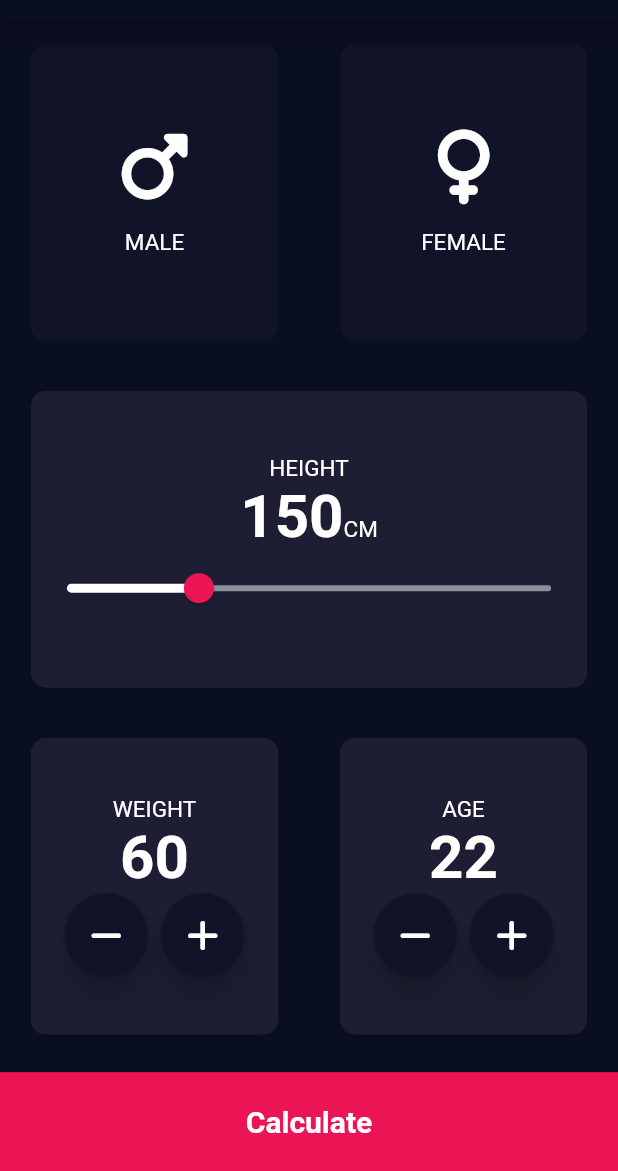
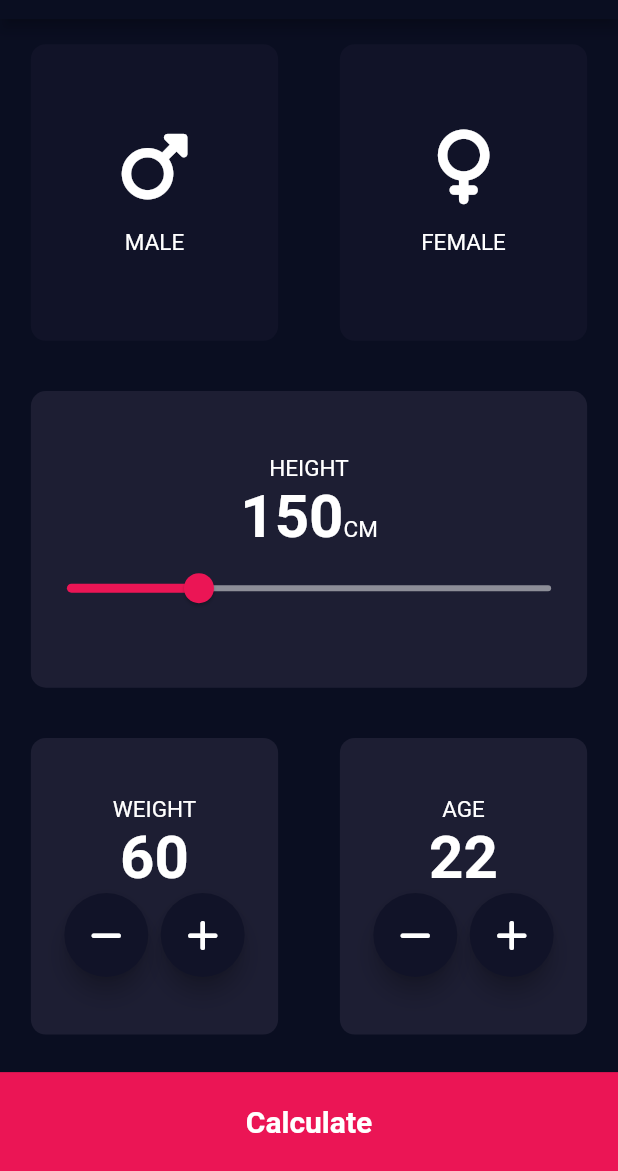
Before and after one commit to Aphosishiro/BMI, a Flutter app: the screen it shows after launch, on a phone screen of 412 x 824 dp, the part 65-1236 px from its top. Run offline on Flutter 3.47's test engine with Material 2 defaults, Android fonts, the phone set to English and light mode, and no system bars; our stand-ins replace font_awesome_flutter.

Commit message:
refactor R.button and added navigation routes

```diff
--- a/lib/main.dart
+++ b/lib/main.dart
@@ -1,3 +1,4 @@
+import 'package:bmi_calculator/screens/result.dart';
 import 'package:flutter/material.dart';
 import 'screens/home.dart';
 
@@ -19,12 +20,16 @@ class BmiCalculator extends StatelessWidget {
         ),
         sliderTheme: const SliderThemeData(
           thumbColor: Color(0xFFEB1555),
-          activeTrackColor: Colors.white,
+          activeTrackColor: Color(0xFFEB1555),
           inactiveTrackColor: Color(0xFF8D8E98),
           overlayColor: Color(0x26EB1555),
         ),
       ),
-      home: const Home(),
+      initialRoute: "/",
+      routes: {
+        "/": (context) => const Home(),
+        "/results":(context) => const ResultsScreen(),
+      }
     );
   }
 }
--- a/lib/screens/home.dart
+++ b/lib/screens/home.dart
@@ -3,6 +3,7 @@ import 'package:font_awesome_flutter/font_awesome_flutter.dart';
 import '../shared/constant.dart';
 import '../widgets/iconcontent.dart';
 import '../widgets/reusablecard.dart';
+import '../widgets/rouded_button.dart';
 
 enum Gender { male, female, none }
 
@@ -208,7 +209,11 @@ class _HomeState extends State<Home> {
               ],
             ),
           ),
-          Container(
+          GestureDetector(
+            onTap: () {
+              Navigator.pushNamed(context, "/results");
+            },
+            child: Container(
               margin: EdgeInsets.only(top: size.height * 0.01),
               height: bottomContainerHeight,
               width: double.infinity,
@@ -216,7 +221,11 @@ class _HomeState extends State<Home> {
               child: const Center(
                 child: Text(
                   "Calculate",
-                style: TextStyle(fontSize: 20, fontWeight: FontWeight.w600),
+                  style: TextStyle(
+                    fontSize: 20,
+                    fontWeight: FontWeight.w600,
+                  ),
+                ),
               ),
             ),
           ),
@@ -225,26 +234,3 @@ class _HomeState extends State<Home> {
     );
   }
 }
-
-class RoundedButtons extends StatelessWidget {
-  const RoundedButtons(
-      {super.key, required this.icon, required this.onpressed});
-
-  final IconData icon;
-  final VoidCallback onpressed;
-
-  @override
-  Widget build(BuildContext context) {
-    return RawMaterialButton(
-      constraints: const BoxConstraints.tightFor(
-        width: 56.0,
-        height: 56.0,
-      ),
-      elevation: 6.0,
-      onPressed: onpressed,
-      shape: const CircleBorder(),
-      fillColor: const Color(0xFF111328),
-      child: Icon(icon),
-    );
-  }
-}
--- /dev/null
+++ b/lib/widgets/rouded_button.dart
@@ -0,0 +1,24 @@
+import 'package:flutter/material.dart';
+
+class RoundedButtons extends StatelessWidget {
+  const RoundedButtons(
+      {super.key, required this.icon, required this.onpressed});
+
+  final IconData icon;
+  final VoidCallback onpressed;
+
+  @override
+  Widget build(BuildContext context) {
+    return RawMaterialButton(
+      constraints: const BoxConstraints.tightFor(
+        width: 56.0,
+        height: 56.0,
+      ),
+      elevation: 6.0,
+      onPressed: onpressed,
+      shape: const CircleBorder(),
+      fillColor: const Color(0xFF111328),
+      child: Icon(icon),
+    );
+  }
+}
```
Also changed, not shown: lib/screens/result.dart (added, +14 -0 lines). Lines whose indentation alone changed are shown as unchanged.
